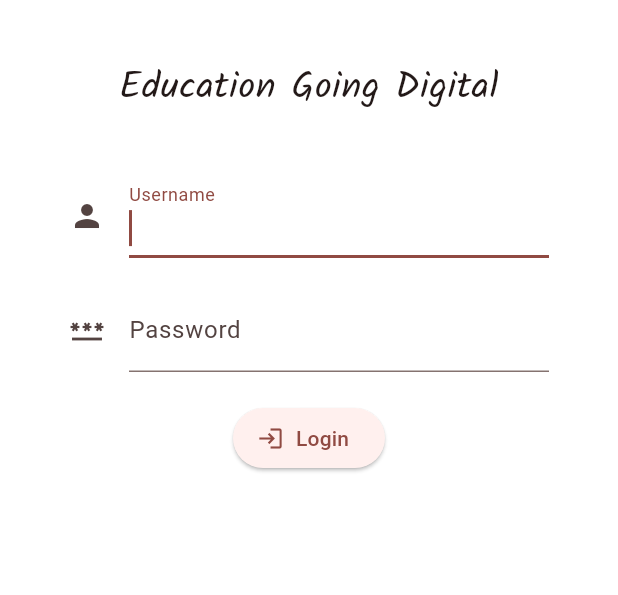
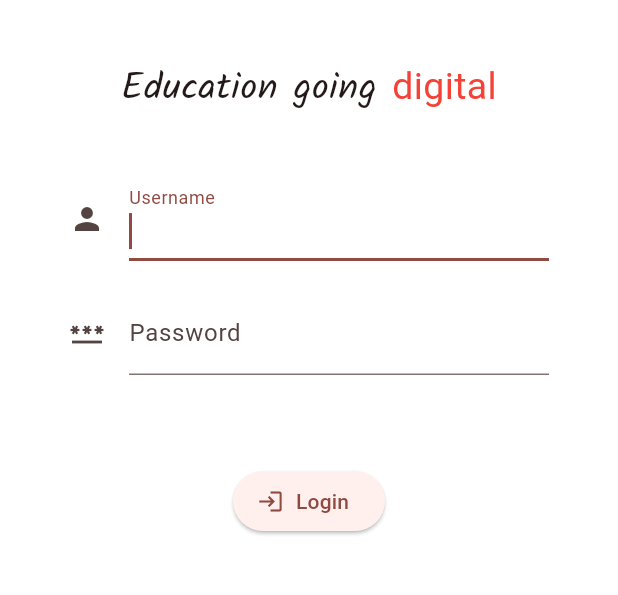
Before and after one commit to archil-nu/flutter_profile_work_areas, a Flutter app: the screen it shows after launch, on a phone screen of 412 x 824 dp, the part 248-843 px from its top. Run offline on Flutter 3.47's test engine with Material 3 defaults, Android fonts, the phone set to English and light mode, and no system bars; our stand-ins replace google_fonts.

Commit message:
Restructuring login screen

```diff
--- a/lib/app/work_areas/login_screen.dart
+++ b/lib/app/work_areas/login_screen.dart
@@ -58,7 +58,9 @@ class _LoginScreenStateful extends State<LoginScreen> {
           ],
         ));
 
-    var formElements = Form(
+    var form = Padding(
+        padding: EdgeInsets.all(40.0),
+        child: Form(
             key: formKey,
             child: Column(
               children: [
@@ -76,11 +78,21 @@ class _LoginScreenStateful extends State<LoginScreen> {
                     onChanged: (value) => password = value,
                     obscureText: true),
                 SizedBox(height: 20.0),
-            actionButtons,
               ],
-        ));
+            )));
 
-    GoogleFonts.config.allowRuntimeFetching = true;
+    var logo = Padding(
+        padding: EdgeInsets.symmetric(vertical: 40.0),
+        child: Image.asset('assets/nu-logo.png'));
+
+    var slogan = Text.rich(
+        TextSpan(
+          text: 'Education going ', // default text style
+          children: <TextSpan>[
+            TextSpan(text: 'digital', style: TextStyle(color: Colors.red)),
+          ],
+        ),
+        style: GoogleFonts.getFont('Kalam').copyWith(fontSize: 25.0));
 
     return Scaffold(
         backgroundColor: Colors.white,
@@ -88,13 +100,10 @@ class _LoginScreenStateful extends State<LoginScreen> {
           child: ConstrainedBox(
               constraints: BoxConstraints.expand(width: 400.0),
               child: Column(children: [
-                Padding(
-                    padding: EdgeInsets.symmetric(vertical: 40.0),
-                    child: Image.asset('assets/nu-logo.png')),
-                Text('Education Going Digital',
-                    style:
-                        GoogleFonts.getFont('Kalam').copyWith(fontSize: 25.0)),
-                Padding(padding: EdgeInsets.all(40.0), child: formElements),
+                logo,
+                slogan,
+                form,
+                actionButtons,
               ])),
         ));
   }
```
Lines whose indentation alone changed are shown as unchanged.
